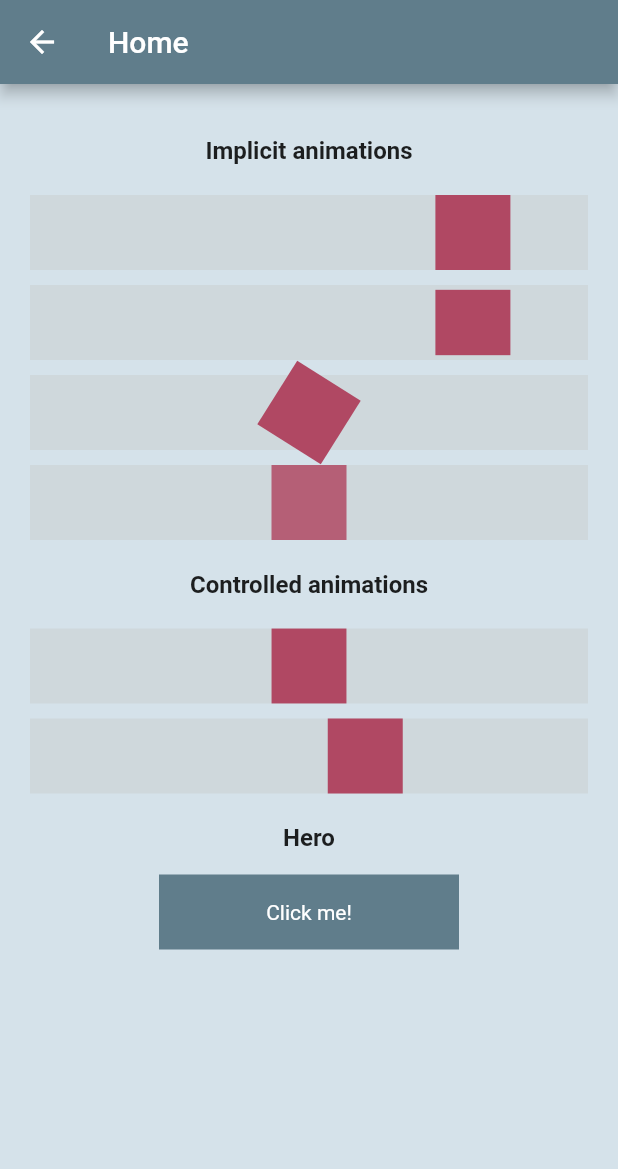
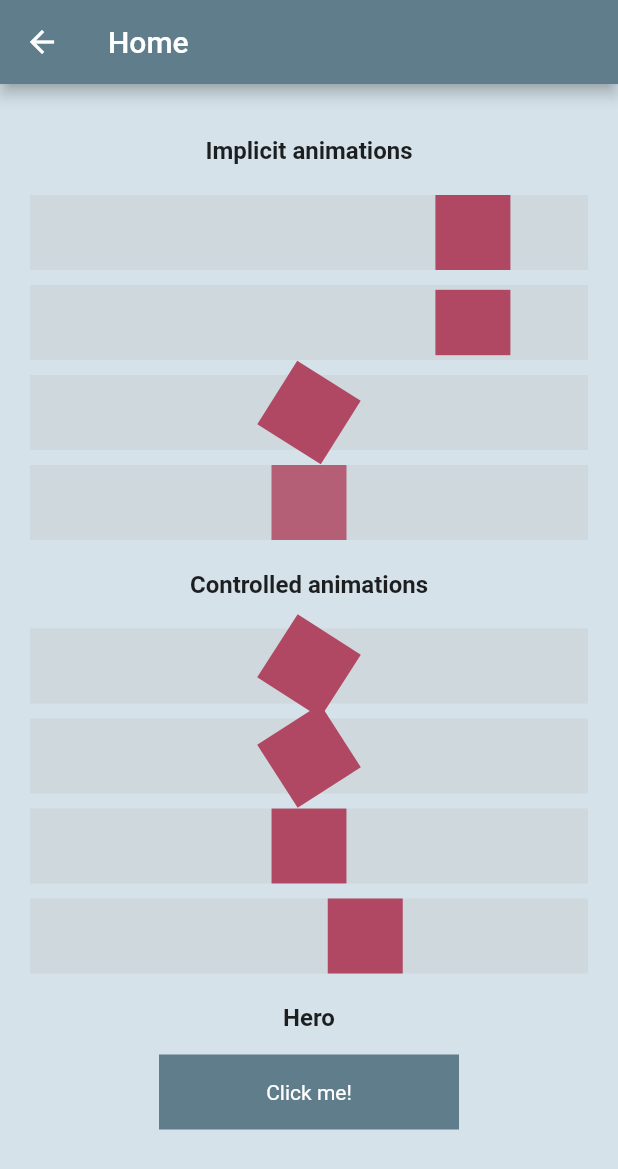
Before and after one commit to felipekjr/flutter_animations, a Flutter app: the HomeScreen screen opened by its route, on a phone screen of 412 x 824 dp. Shown: the top 1169 px of the screen. Run offline on Flutter 3.47's test engine with Material 2 defaults, Android fonts, the phone set to English and light mode, and no system bars; our stand-ins replace rive; statements that could not run were skipped.

Commit message:
feat: finish animations 🎉

```diff
--- a/lib/features/detail_screen.dart
+++ b/lib/features/detail_screen.dart
@@ -1,8 +1,5 @@
 import 'dart:async';
-import 'dart:ffi';
-
 import 'package:flutter/material.dart';
-
 class DetailScreen extends StatefulWidget  {
   const DetailScreen({ Key? key }) : super(key: key);
 
@@ -69,7 +66,10 @@ class _DetailScreenState extends State<DetailScreen> with TickerProviderStateMix
             tag: 'hero-animation',
             child: Container(
               height: 300,
-              color: Colors.blueGrey[300]
+              width: MediaQuery.of(context).size.width,
+              padding: const EdgeInsets.all(100),
+              color: Colors.blueGrey[300],
+              child: const FlutterLogo(),
             ),
           ),
           const SizedBox(height: 10,),
--- a/lib/features/home_screen.dart
+++ b/lib/features/home_screen.dart
@@ -1,6 +1,7 @@
 import 'dart:async';
 
 import 'package:flutter/material.dart';
+import 'package:flutter_animations/widgets/rotate_transition.dart';
 
 class HomeScreen extends StatefulWidget {
   const HomeScreen({ Key? key }) : super(key: key);
@@ -10,6 +11,7 @@ class HomeScreen extends StatefulWidget {
 }
 
 class HomeScreenState extends State<HomeScreen> with TickerProviderStateMixin {
+  late Timer timer;
   bool animationIn = false;
 
   late final AnimationController controller = AnimationController(
@@ -32,7 +34,7 @@ class HomeScreenState extends State<HomeScreen> with TickerProviderStateMixin {
 
   @override
   void initState() {
-    Timer.periodic(const Duration(seconds: 1), (timer) {
+    timer = Timer.periodic(const Duration(seconds: 1), (timer) {
       setState(() {
         animationIn = !animationIn;
       });
@@ -43,6 +45,7 @@ class HomeScreenState extends State<HomeScreen> with TickerProviderStateMixin {
 
   @override
   void dispose() {
+    timer.cancel();
     controller.dispose();
     super.dispose();
   }
@@ -68,6 +71,8 @@ class HomeScreenState extends State<HomeScreen> with TickerProviderStateMixin {
             animatedRotation(),
             animatedOpacity(),
             title('Controlled animations'),
+            animatedBuilder(),
+            animatedWidget(),
             scaleTransition(),
             slideTransition(),
             title('Hero'),
@@ -134,6 +139,23 @@ class HomeScreenState extends State<HomeScreen> with TickerProviderStateMixin {
     child: box(),
   ));
 
+  Widget animatedBuilder() => container(
+    child: AnimatedBuilder(
+      animation: controller,
+      child: box(),
+      builder: (context, child) {
+        return Transform.rotate(
+          angle: controller.value * 0.6,
+          child: child,
+        );
+      }
+    ),
+  );
+
+  Widget animatedWidget() => container(
+    child: RotateTransition(child: box(), animation: controller)
+  );
+
   Widget scaleTransition() => container(child: ScaleTransition(
     scale: doubleAnimation,
     child: box(),
--- /dev/null
+++ b/lib/widgets/rotate_transition.dart
@@ -0,0 +1,20 @@
+import 'package:flutter/material.dart';
+
+class RotateTransition extends AnimatedWidget {
+  final Animation animation;
+  final Widget child;
+
+  const RotateTransition({
+     Key? key,
+     required this.animation,
+     required this.child,
+  }) : super(key: key, listenable: animation);
+
+  @override
+  Widget build(BuildContext context) {
+    return Transform.rotate(
+      angle: animation.value * -0.6,
+      child: child,
+    );
+  }
+}
```
